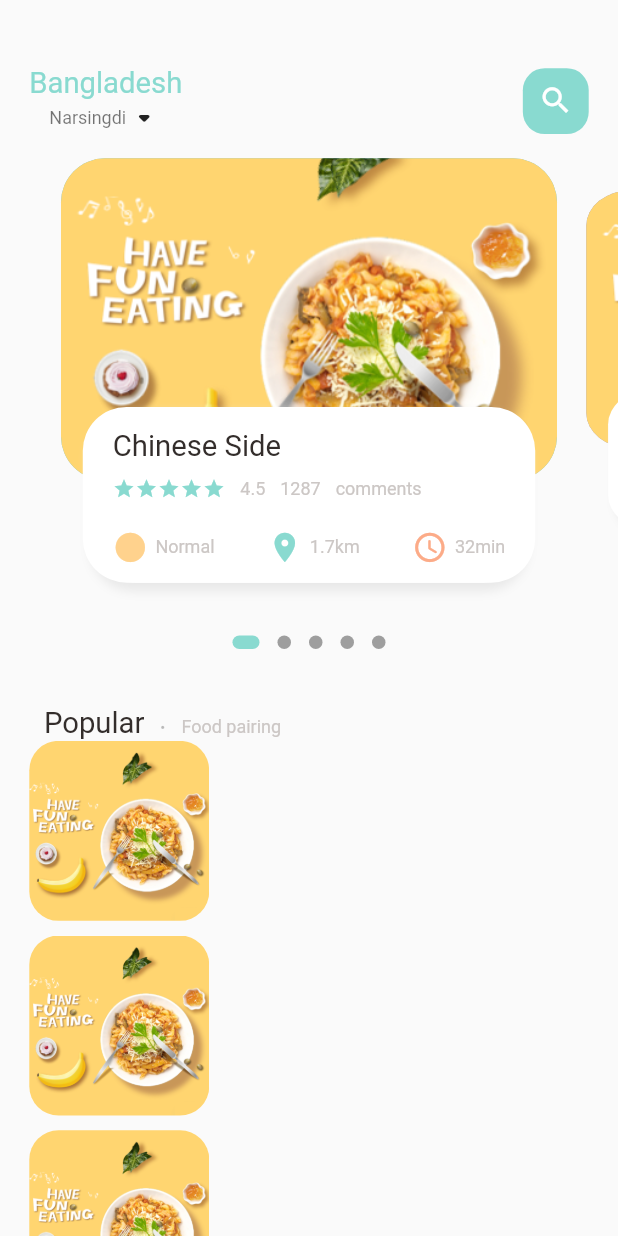
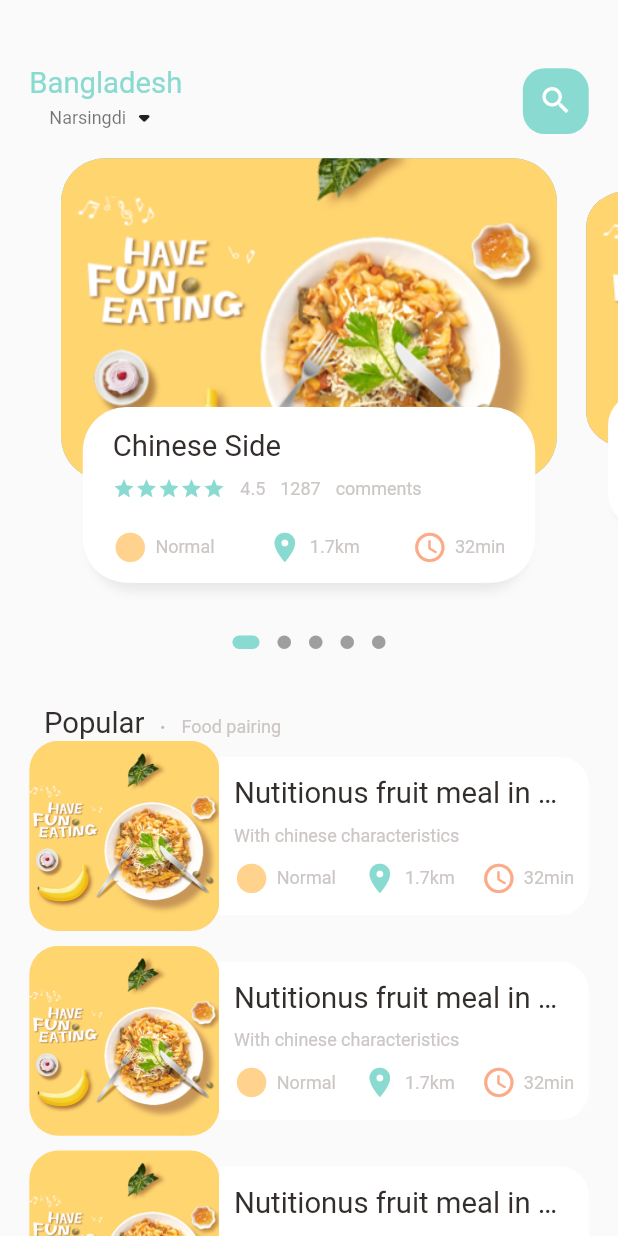
Before and after one commit to zaidoun92/food_delivery_app, a Flutter app: the screen it shows after launch, on a phone screen of 412 x 824 dp. Run offline on Flutter 3.47's test engine with Material 2 defaults, Android fonts, the phone set to English and light mode, and no system bars; drawn by our look-alikes of dots_indicator; our stand-ins replace get.

Commit message:
complete all List ui design in body

```diff
--- a/lib/home/food_page_body.dart
+++ b/lib/home/food_page_body.dart
@@ -84,11 +84,9 @@ class _FoodPageBodyState extends State<FoodPageBody> {
           ),
         ),
         // List Of food and images
-        Container(
-          height: 700,
-          child: ListView.builder(
+        ListView.builder(
             physics: const NeverScrollableScrollPhysics(),
-              // shrinkWrap: true,
+            shrinkWrap: true,
             itemCount: 10,
             itemBuilder: (context, index) {
               return Container(
@@ -101,8 +99,8 @@ class _FoodPageBodyState extends State<FoodPageBody> {
                   children: [
                     // Image Section in the Row
                     Container(
-                        width: 120,
-                        height: 120,
+                      width: Dimensions.listViewImgSize,
+                      height: Dimensions.listViewImgSize,
                       decoration: BoxDecoration(
                         borderRadius:
                             BorderRadius.circular(Dimensions.radius20),
@@ -113,11 +111,59 @@ class _FoodPageBodyState extends State<FoodPageBody> {
                         ),
                       ),
                     ),
+                    // text Container
+                    Expanded(
+                      child: Container(
+                        height: Dimensions.listViewTextContSize,
+                        decoration: BoxDecoration(
+                          borderRadius: BorderRadius.only(
+                            topRight: Radius.circular(Dimensions.radius20),
+                            bottomRight: Radius.circular(Dimensions.radius20),
+                          ),
+                          color: Colors.white,
+                        ),
+                        child: Padding(
+                          padding: EdgeInsets.only(
+                              left: Dimensions.width10,
+                              right: Dimensions.width10),
+                          child: Column(
+                            crossAxisAlignment: CrossAxisAlignment.start,
+                            mainAxisAlignment: MainAxisAlignment.center,
+                            children: [
+                              BigText(text: "Nutitionus fruit meal in China"),
+                              SizedBox(height: Dimensions.height10),
+                              SmallText(text: "With chinese characteristics"),
+                              SizedBox(height: Dimensions.height10),
+                              Row(
+                                mainAxisAlignment:
+                                    MainAxisAlignment.spaceBetween,
+                                children: const [
+                                  IconAndTextWidget(
+                                    icon: Icons.circle_sharp,
+                                    text: "Normal",
+                                    iconColor: AppColors.iconColor1,
+                                  ),
+                                  IconAndTextWidget(
+                                    icon: Icons.location_on,
+                                    text: "1.7km",
+                                    iconColor: AppColors.mainColor,
+                                  ),
+                                  IconAndTextWidget(
+                                    icon: Icons.access_time_rounded,
+                                    text: "32min",
+                                    iconColor: AppColors.iconColor2,
+                                  ),
+                                ],
+                              ),
+                            ],
+                          ),
+                        ),
+                      ),
+                    )
                   ],
                 ),
               );
             }),
-        ),
       ],
     );
   }
--- a/lib/utils/dimansions.dart
+++ b/lib/utils/dimansions.dart
@@ -29,4 +29,8 @@ class Dimensions {
 
   // icon Size
   static double iconSize24 = screenHeight / 35.17;
+
+  // list view size
+  static double listViewImgSize = screenWidth / 3.25;
+  static double listViewTextContSize = screenWidth / 3.9;
 }
```
Lines whose indentation alone changed are shown as unchanged.
